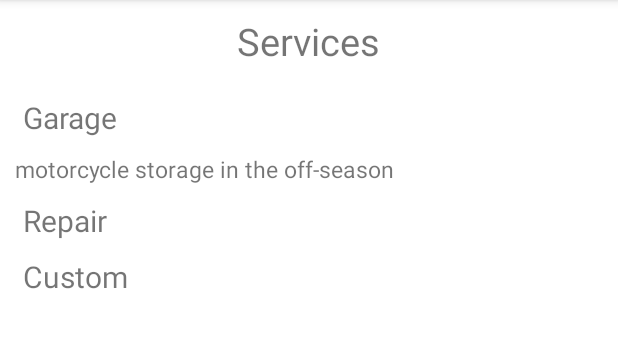
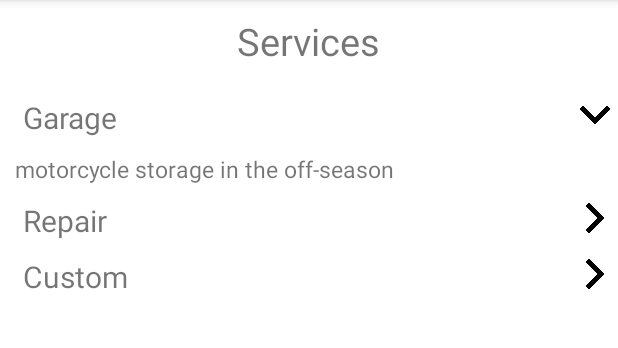
Before and after one commit to Dasevets/Moto-Club-App, an Android app: the ServicesActivity screen opened directly, with no data from a screen before it, after a tap on "Garage", on a phone screen of 412 x 824 dp, the part 84-432 px from its top. Run offline under Robolectric (Android 15) with nearby library versions, the phone set to English and light mode, and no system bars.

```diff
--- a/app/src/main/java/com/example/clubapp/view/rv_adapter/ServicesAdapter.kt
+++ b/app/src/main/java/com/example/clubapp/view/rv_adapter/ServicesAdapter.kt
@@ -3,8 +3,10 @@ package com.example.clubapp.view.rv_adapter
 import android.view.LayoutInflater
 import android.view.View.*
 import android.view.ViewGroup
+import android.widget.ImageView
 import android.widget.TextView
 import androidx.recyclerview.widget.RecyclerView
+import com.example.clubapp.R
 import com.example.clubapp.data.Service
 import com.example.clubapp.databinding.ServicesBinding
 
@@ -16,6 +18,7 @@ class ServicesAdapter(private val servicesDB: List<Service>, private val onClick
         RecyclerView.ViewHolder(bindingServ.root) {
         val titleServ: TextView = bindingServ.title
         val serv: TextView = bindingServ.service
+        var collapseIM : ImageView = bindingServ.collapseImage
     }
 
     override fun onCreateViewHolder(parent: ViewGroup, viewType: Int): ServicesViewHolder {
@@ -26,14 +29,22 @@ class ServicesAdapter(private val servicesDB: List<Service>, private val onClick
     override fun onBindViewHolder(holder: ServicesViewHolder, position: Int) {
         holder.titleServ.text = servicesDB[position].title
         holder.serv.text = servicesDB[position].serv
-
+        holder.collapseIM.setImageResource(R.drawable.collapse_icon_close)
 
 
         holder.itemView.setOnClickListener() {
             onClickListener.clickServ(servicesDB[position])
 
-            if(holder.serv.visibility == GONE) { holder.serv.visibility = VISIBLE}
-            else holder.serv.visibility = GONE
+            if(holder.serv.visibility == GONE) {
+                holder.serv.visibility = VISIBLE
+                holder.collapseIM.setImageResource(R.drawable.collapse_icon_open)
+
+            }
+            else {
+                holder.serv.visibility = GONE
+                holder.collapseIM.setImageResource(R.drawable.collapse_icon_close)
+
+            }
 
         }
     }
--- a/app/src/main/res/layout/services.xml
+++ b/app/src/main/res/layout/services.xml
@@ -10,11 +10,23 @@
         android:layout_height="wrap_content"
         app:layout_constraintTop_toTopOf="parent"
         app:layout_constraintLeft_toLeftOf="parent"
-        app:layout_constraintRight_toRightOf="parent"
+        app:layout_constraintRight_toLeftOf="@id/collapse_image"
         android:layout_marginTop="10dp"
         android:layout_marginLeft="15dp"
         android:layout_marginRight="15dp"
         android:textSize="20sp"
+        />
+
+    <ImageView
+        android:id="@+id/collapse_image"
+        android:layout_width="20dp"
+        android:layout_height="20dp"
+        app:layout_constraintRight_toRightOf="@id/title"
+        app:layout_constraintLeft_toRightOf="parent"
+        app:layout_constraintTop_toTopOf="parent"
+        android:layout_marginTop="12dp"
+        android:layout_marginRight="15dp"
+
         />
 
     <TextView
```
Also changed, not shown: app/src/main/res/layout-land/activity_main.xml (added, +61 -0 lines), app/src/main/res/drawable/collapse_icon_close.png (added), app/src/main/res/drawable/collapse_icon_open.png (added).
